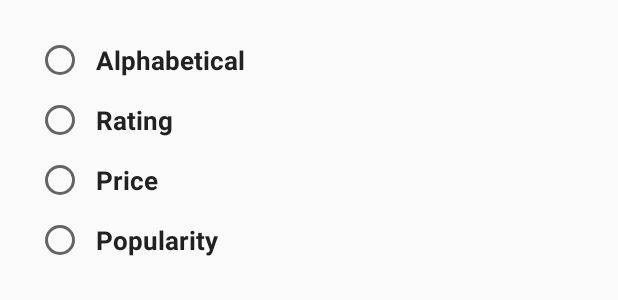
After one commit to swaroop-nath/Stazy, an Android app: the layout sort_options.xml on its own in the app's theme, with its tools: preview values and no code run, on a phone screen of 412 x 824 dp. The commit adds this screen. Shown: the top 300 px of the screen. Run offline under Robolectric (Android 15) with nearby library versions, the phone set to English and light mode, and no system bars.

Commit message:
Minimal UI changes.
Date - 15/03/2019

```diff
--- a/app/src/main/res/layout/activity_main_hotel.xml
+++ b/app/src/main/res/layout/activity_main_hotel.xml
@@ -56,7 +56,7 @@
             android:id="@id/activity_hotel_main_shortlist_recycler_view"
             android:layout_width="wrap_content"
             android:layout_height="wrap_content"
-            app:layout_constraintHorizontal_bias="0.10"
+            app:layout_constraintHorizontal_bias="0.08"
             app:layout_constraintTop_toBottomOf="@id/activity_hotel_main_shortlist_text_view"
             app:layout_constraintStart_toStartOf="parent"
             app:layout_constraintEnd_toEndOf="parent"
@@ -87,7 +87,7 @@
             app:layout_constraintTop_toBottomOf="@id/activity_hotel_main_hire_text_view"
             app:layout_constraintStart_toStartOf="parent"
             app:layout_constraintEnd_toEndOf="parent"
-            app:layout_constraintHorizontal_bias="0.10"
+            app:layout_constraintHorizontal_bias="0.08"
             android:layout_marginStart="24dp"
             android:layout_marginEnd="24dp"
             android:padding="8dp"
--- /dev/null
+++ b/app/src/main/res/layout/sort_options.xml
@@ -0,0 +1,64 @@
+<?xml version="1.0" encoding="utf-8"?>
+<android.support.constraint.ConstraintLayout xmlns:android="http://schemas.android.com/apk/res/android"
+    android:layout_width="wrap_content"
+    android:layout_height="wrap_content"
+    android:padding="8dp"
+    xmlns:app="http://schemas.android.com/apk/res-auto">
+
+    <RadioGroup
+        android:id="@id/sorting_radio_group"
+        android:layout_width="match_parent"
+        android:layout_height="match_parent"
+        app:layout_constraintTop_toTopOf="parent"
+        app:layout_constraintStart_toStartOf="parent"
+        app:layout_constraintEnd_toEndOf="parent"
+        app:layout_constraintBottom_toBottomOf="parent"
+        android:orientation="vertical"
+        android:layout_marginStart="16dp"
+        android:layout_marginTop="12dp">
+
+        <RadioButton
+            android:id="@id/radio_button_alphabetical"
+            android:layout_width="wrap_content"
+            android:layout_height="wrap_content"
+            android:checked="false"
+            android:padding="8dp"
+            android:text="Alphabetical"
+            android:textSize="@dimen/text_size_normal"
+            android:textColor="@color/colorPrimaryText"
+            android:textStyle="bold" />
+
+        <RadioButton
+            android:id="@id/radio_button_rating"
+            android:layout_width="wrap_content"
+            android:layout_height="wrap_content"
+            android:text="Rating"
+            android:textSize="@dimen/text_size_normal"
+            android:textColor="@color/colorPrimaryText"
+            android:textStyle="bold"
+            android:padding="8dp"
+            android:checked="false"/>
+
+        <RadioButton
+            android:id="@id/radio_button_price"
+            android:layout_width="wrap_content"
+            android:layout_height="wrap_content"
+            android:text="Price"
+            android:textStyle="bold"
+            android:textSize="@dimen/text_size_normal"
+            android:textColor="@color/colorPrimaryText"
+            android:padding="8dp"
+            android:checked="false"/>
+
+        <RadioButton
+            android:id="@id/radio_button_popularity"
+            android:layout_width="wrap_content"
+            android:layout_height="wrap_content"
+            android:text="Popularity"
+            android:textSize="@dimen/text_size_normal"
+            android:textColor="@color/colorPrimaryText"
+            android:textStyle="bold"
+            android:padding="8dp"
+            android:checked="false"/>
+    </RadioGroup>
+</android.support.constraint.ConstraintLayout>
```
Also changed, not shown: app/src/main/java/in/stazy/stazy/hotelend/SortDialog.java (added, +77 -0 lines), app/src/main/res/layout/shortlist_item_layout.xml (+9 -5 lines).
